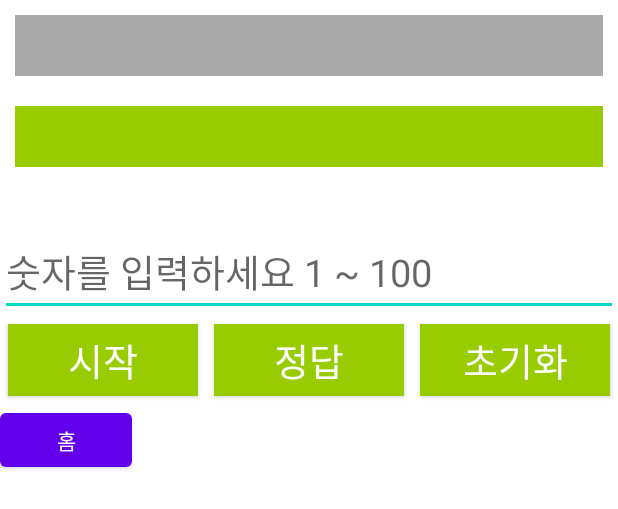
After one commit to moosimoosihan/EditText, an Android app: the layout activity_up_and_down_game.xml on its own in the app's theme, with its tools: preview values and no code run, on a phone screen of 412 x 824 dp. The commit adds this screen. Shown: the top 509 px of the screen. Run offline under Robolectric (Android 15) with nearby library versions, the phone set to English and light mode, and no system bars.

Commit message:
UpAndDownGame(error)

```diff
--- a/app/src/main/AndroidManifest.xml
+++ b/app/src/main/AndroidManifest.xml
@@ -16,6 +16,9 @@
         android:theme="@style/Theme.EditText"
         android:usesCleartextTraffic="true"
         tools:targetApi="31">
+        <activity
+            android:name=".UpAndDown_game"
+            android:exported="false" />
         <activity
             android:name=".StopWatch"
             android:exported="false" />
--- /dev/null
+++ b/app/src/main/res/layout/activity_up_and_down_game.xml
@@ -0,0 +1,87 @@
+<?xml version="1.0" encoding="utf-8"?>
+<LinearLayout xmlns:android="http://schemas.android.com/apk/res/android"
+    xmlns:app="http://schemas.android.com/apk/res-auto"
+    xmlns:tools="http://schemas.android.com/tools"
+    android:layout_width="match_parent"
+    android:layout_height="match_parent"
+    android:orientation="vertical">
+
+
+    <!-- 기회 횟수 -->
+    <TextView
+        android:id="@+id/lifeCountText"
+        android:layout_width="match_parent"
+        android:layout_height="wrap_content"
+        android:layout_margin="10dp"
+        android:background="@android:color/darker_gray"
+        android:textColor="@android:color/white"
+        android:textSize="30sp"
+        android:textStyle="bold" />
+
+    <!-- 결과 -->
+    <TextView
+        android:id="@+id/resultText"
+        android:layout_width="match_parent"
+        android:layout_height="wrap_content"
+        android:layout_margin="10dp"
+        android:background="@android:color/holo_green_light"
+        android:textColor="@android:color/white"
+        android:textSize="30sp"
+        android:textStyle="bold" />
+
+    <!-- 숫자 입력 -->
+    <EditText
+        android:id="@+id/requestText"
+        android:layout_width="match_parent"
+        android:layout_height="wrap_content"
+        android:layout_marginTop="30dp"
+        android:hint="숫자를 입력하세요 1 ~ 100"
+        android:inputType="number"
+        android:maxLength="3"
+        android:textSize="25sp" />
+
+    <!-- 버튼 레이아웃 -->
+    <LinearLayout
+        android:layout_width="match_parent"
+        android:layout_height="wrap_content"
+        android:orientation="horizontal">
+
+        <androidx.appcompat.widget.AppCompatButton
+            android:id="@+id/startBtn"
+            android:layout_width="0dp"
+            android:layout_height="wrap_content"
+            android:layout_margin="5dp"
+            android:layout_weight="1"
+            android:background="@android:color/holo_green_light"
+            android:text="시작"
+            android:textColor="@android:color/white"
+            android:textSize="25sp"/>
+
+        <androidx.appcompat.widget.AppCompatButton
+            android:id="@+id/answerBtn"
+            android:layout_width="0dp"
+            android:layout_height="wrap_content"
+            android:layout_margin="5dp"
+            android:layout_weight="1"
+            android:background="@android:color/holo_green_light"
+            android:text="정답"
+            android:textColor="@android:color/white"
+            android:textSize="25sp"/>
+
+        <androidx.appcompat.widget.AppCompatButton
+            android:id="@+id/resetBtn"
+            android:layout_width="0dp"
+            android:layout_height="wrap_content"
+            android:layout_margin="5dp"
+            android:layout_weight="1"
+            android:background="@android:color/holo_green_light"
+            android:text="초기화"
+            android:textColor="@android:color/white"
+            android:textSize="25sp"/>
+    </LinearLayout>
+    <Button
+        android:id="@+id/btn_home"
+        android:layout_width="wrap_content"
+        android:layout_height="wrap_content"
+        android:text="홈" />
+</LinearLayout>
```
Also changed, not shown: app/src/main/java/com/example/edittext/MainActivity.java (+13 -0 lines), app/src/main/java/com/example/edittext/UpAndDown_game.kt (added, +230 -0 lines), app/src/main/res/layout/activity_main.xml (+11 -2 lines).
